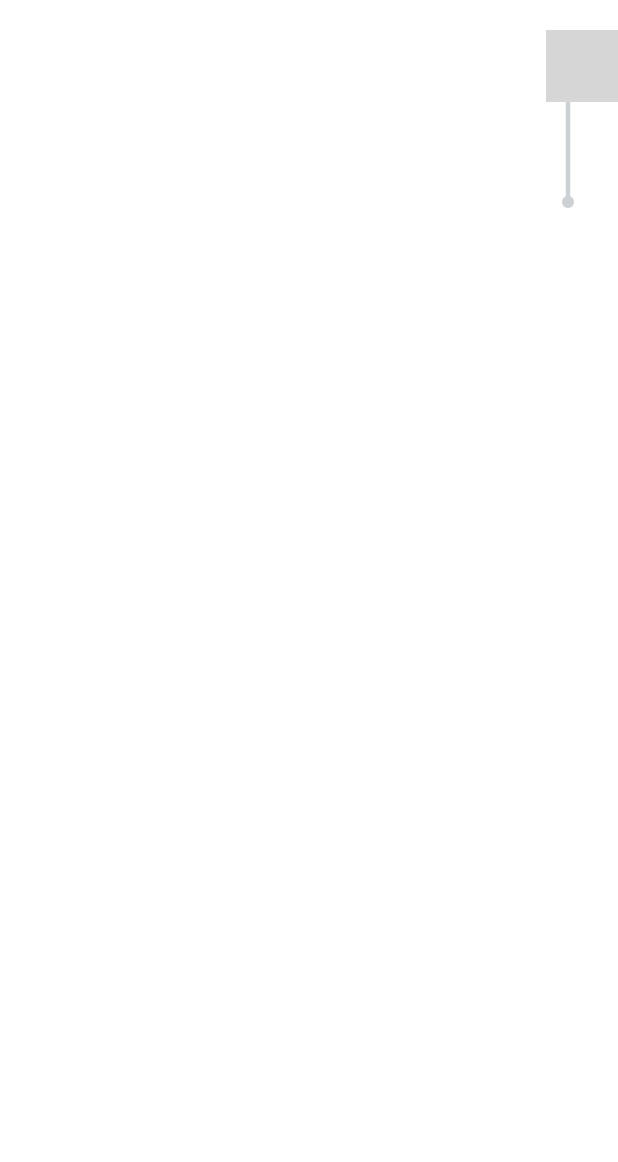
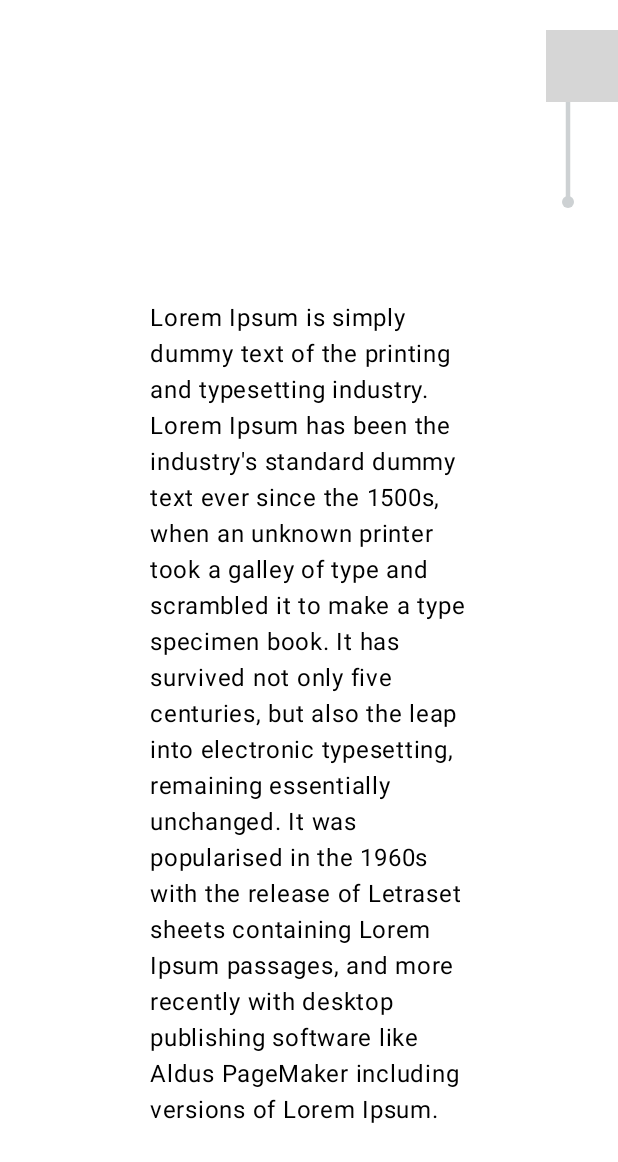
Before and after one commit to mejdi14/BulbSwitcherCompose, an Android app built with Jetpack Compose: the screen it shows after launch (MainActivity), on a phone screen of 412 x 824 dp. Shown: the top 1162 px of the screen. Run offline under Robolectric (Android 15) with nearby library versions, the phone set to English and light mode, and no system bars; our stand-ins replace Compose Multiplatform resources; 2 statements that could not run were skipped; grey boxes are pictures that could not be loaded.

Commit message:
update web version

```diff
--- a/composeApp/src/commonMain/kotlin/App.kt
+++ b/composeApp/src/commonMain/kotlin/App.kt
@@ -1,5 +1,6 @@
 import androidx.compose.animation.core.Animatable
 import androidx.compose.animation.core.LinearEasing
+import androidx.compose.animation.core.animateIntAsState
 import androidx.compose.animation.core.tween
 import androidx.compose.foundation.Image
 import androidx.compose.foundation.layout.Box
@@ -17,10 +18,15 @@ import androidx.compose.foundation.gestures.forEachGesture
 import androidx.compose.foundation.interaction.MutableInteractionSource
 import androidx.compose.foundation.layout.Spacer
 import androidx.compose.foundation.layout.height
+import androidx.compose.foundation.layout.padding
 import androidx.compose.foundation.layout.size
 import androidx.compose.foundation.layout.width
+import androidx.compose.foundation.shape.CircleShape
+import androidx.compose.foundation.shape.RoundedCornerShape
 import androidx.compose.material.MaterialTheme
+import androidx.compose.material.Text
 import androidx.compose.ui.Modifier
+import androidx.compose.ui.draw.clip
 import androidx.compose.ui.geometry.Offset
 import androidx.compose.ui.graphics.Path
 import androidx.compose.ui.graphics.drawscope.Stroke
@@ -46,6 +52,7 @@ fun App() {
     val isDark = remember { mutableStateOf(false) }
 
     AppTheme(darkTheme = isDark.value) {
+
         BulbSwitcher(listener = object : BulbSwitcherActionListener {
             override fun onPull(position: Offset) {
                 // when you start pulling the string
@@ -64,6 +71,24 @@ fun App() {
             }
 
         }, modifier = Modifier.background(color = MaterialTheme.colors.background))
+        Box(modifier = Modifier.fillMaxSize().padding(horizontal = 100.dp).padding(top = 200.dp)) {
+            Column (horizontalAlignment = Alignment.CenterHorizontally){
+                Text("Lorem Ipsum is simply dummy text of the printing and typesetting industry." +
+                        " Lorem Ipsum has been the industry's standard dummy text ever since the 1500s," +
+                        " when an unknown printer took a galley of type and scrambled it to make a type specimen book." +
+                        " It has survived not only five centuries, but also the leap into electronic typesetting," +
+                        " remaining essentially unchanged." +
+                        " It was popularised in the 1960s with the release of Letraset sheets containing Lorem Ipsum passages," +
+                        " and more recently with desktop publishing software like Aldus PageMaker including versions of Lorem Ipsum.", color = MaterialTheme.colors.primary)
+                Spacer(Modifier.height(100.dp))
+                Box(Modifier.clip(shape =
+                    RoundedCornerShape(15.dp)
+                ).background(color = MaterialTheme.colors.primary).height(60.dp).width(140.dp)){
+                    Text("Button", Modifier.align(Alignment.Center), color = MaterialTheme.colors.secondary)
+                }
+
+            }
+        }
     }
 }
 
@@ -132,7 +157,8 @@ private fun BulbSwitcher(
                     translationY = 4f
                 }.clickable(
                     interactionSource = remember { MutableInteractionSource() },
-                            indication = null) {
+                    indication = null
+                ) {
                     bulbState.value = !bulbState.value
                     listener.onClickListener()
                 }
--- a/composeApp/src/commonMain/kotlin/theme/Theme.kt
+++ b/composeApp/src/commonMain/kotlin/theme/Theme.kt
@@ -5,9 +5,9 @@ import androidx.compose.material.lightColors
 import androidx.compose.ui.graphics.Color
 
 val LightColorPalette = lightColors(
-    primary = Color(0xFF6200EE),
+    primary = Color(0xFF000000),
     primaryVariant = Color(0xFF3700B3),
-    secondary = Color(0xFF03DAC5),
+    secondary = Color(0xFFFFFFFF),
     onPrimary = Color.White,
     onSecondary = Color.Black,
     error = Color(0xFFB00020),
@@ -20,9 +20,9 @@ val LightColorPalette = lightColors(
 
 // Define the dark color palette
 val DarkColorPalette = darkColors(
-    primary = Color(0xFFBB86FC),
+    primary = Color(0xFFFFFFFF),
     primaryVariant = Color(0xFF3700B3),
-    secondary = Color(0xFF03DAC6),
+    secondary = Color(0xFF000000),
     onPrimary = Color.Black,
     onSecondary = Color.White,
     error = Color(0xFFCF6679),
--- a/docs/build.gradle.kts
+++ /dev/null
@@ -1,9 +0,0 @@
-plugins {
-    // this is necessary to avoid the plugins to be loaded multiple times
-    // in each subproject's classloader
-    alias(libs.plugins.androidApplication) apply false
-    alias(libs.plugins.androidLibrary) apply false
-    alias(libs.plugins.jetbrainsCompose) apply false
-    alias(libs.plugins.compose.compiler) apply false
-    alias(libs.plugins.kotlinMultiplatform) apply false
-}
```
Also changed, not shown: 1 other file.
